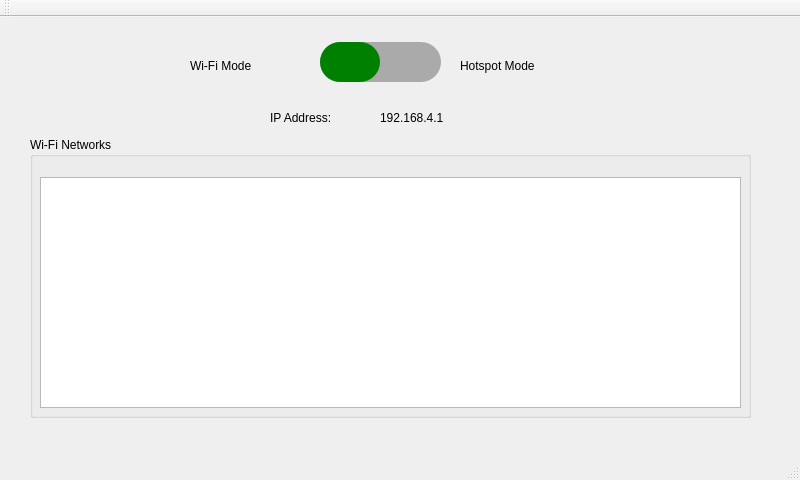
Before: the Qt Designer form Hotspot-Wi-Fi-Control/Hotspot-Wi-Fi-Control/mainwindow.ui in romnegrillo/Raspberry-Pi-Snippets, drawn with Qt 5.
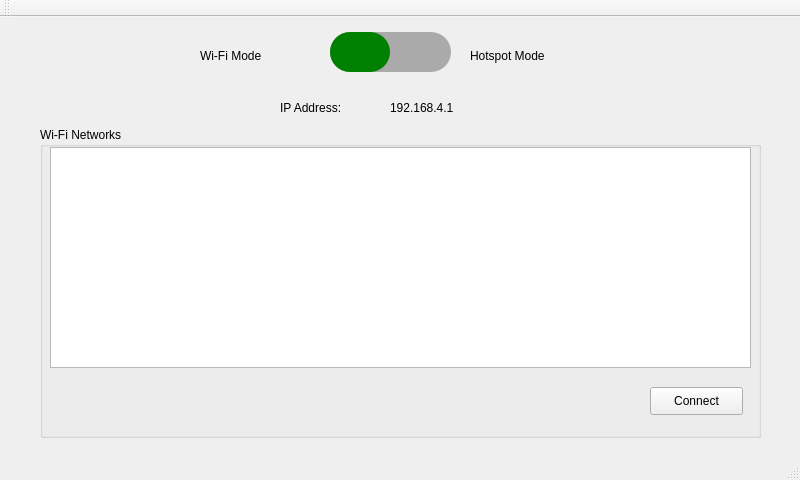
After: the same form once the commit is applied.

The edit to the form file:
```diff
--- a/Hotspot-Wi-Fi-Control/Hotspot-Wi-Fi-Control/mainwindow.ui
+++ b/Hotspot-Wi-Fi-Control/Hotspot-Wi-Fi-Control/mainwindow.ui
@@ -17,8 +17,8 @@
    <widget class="QSlider" name="horizontalSlider">
     <property name="geometry">
      <rect>
-      <x>320</x>
-      <y>10</y>
+      <x>330</x>
+      <y>0</y>
       <width>121</width>
       <height>71</height>
      </rect>
@@ -63,8 +63,8 @@
    <widget class="QLabel" name="label">
     <property name="geometry">
      <rect>
-      <x>190</x>
-      <y>40</y>
+      <x>200</x>
+      <y>30</y>
       <width>111</width>
       <height>17</height>
      </rect>
@@ -76,8 +76,8 @@
    <widget class="QLabel" name="label_2">
     <property name="geometry">
      <rect>
-      <x>460</x>
-      <y>40</y>
+      <x>470</x>
+      <y>30</y>
       <width>111</width>
       <height>17</height>
      </rect>
@@ -89,8 +89,8 @@
    <widget class="QLabel" name="label_3">
     <property name="geometry">
      <rect>
-      <x>270</x>
-      <y>80</y>
+      <x>280</x>
+      <y>70</y>
       <width>101</width>
       <height>41</height>
      </rect>
@@ -102,8 +102,8 @@
    <widget class="QLabel" name="label_4">
     <property name="geometry">
      <rect>
-      <x>380</x>
-      <y>80</y>
+      <x>390</x>
+      <y>70</y>
       <width>121</width>
       <height>41</height>
      </rect>
@@ -115,10 +115,10 @@
    <widget class="QGroupBox" name="wif_list_groupbox">
     <property name="geometry">
      <rect>
-      <x>30</x>
-      <y>120</y>
+      <x>40</x>
+      <y>110</y>
       <width>721</width>
-      <height>281</height>
+      <height>311</height>
      </rect>
     </property>
     <property name="title">
@@ -128,12 +128,25 @@
      <property name="geometry">
       <rect>
        <x>10</x>
-       <y>40</y>
+       <y>20</y>
        <width>701</width>
-       <height>231</height>
+       <height>221</height>
       </rect>
      </property>
     </widget>
+    <widget class="QPushButton" name="connect_button">
+     <property name="geometry">
+      <rect>
+       <x>610</x>
+       <y>260</y>
+       <width>93</width>
+       <height>28</height>
+      </rect>
+     </property>
+     <property name="text">
+      <string>Connect</string>
+     </property>
+    </widget>
    </widget>
   </widget>
   <widget class="QMenuBar" name="menuBar">
```
Left out of the diff: 2 changed lines with no effect on the pictures.
